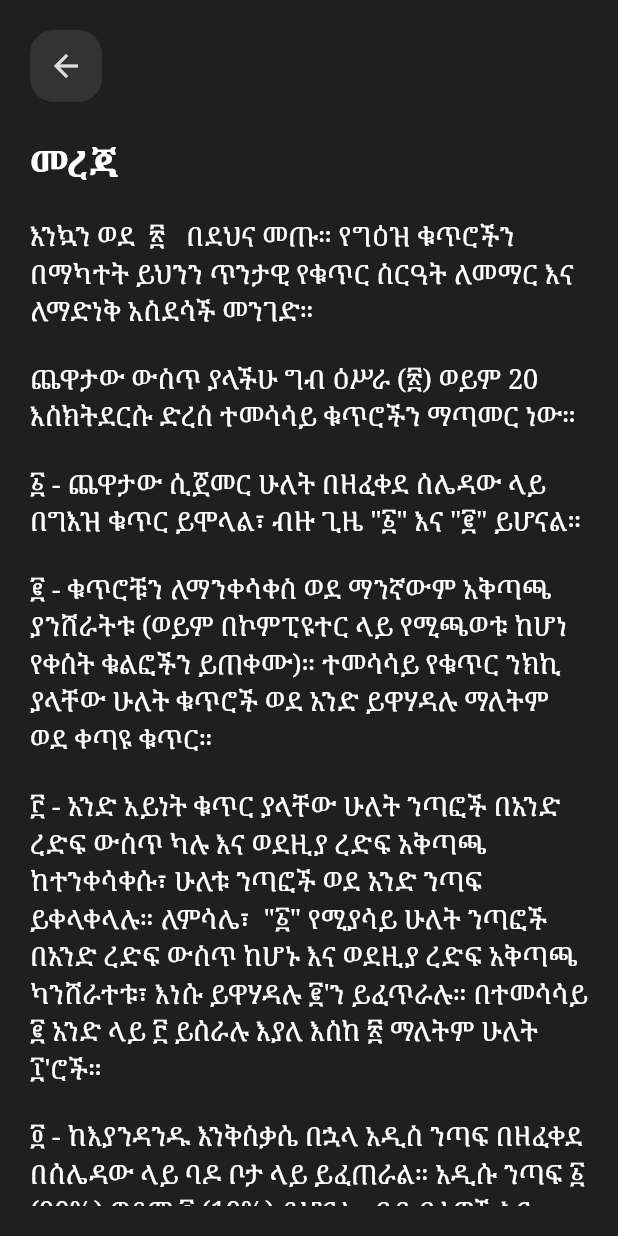
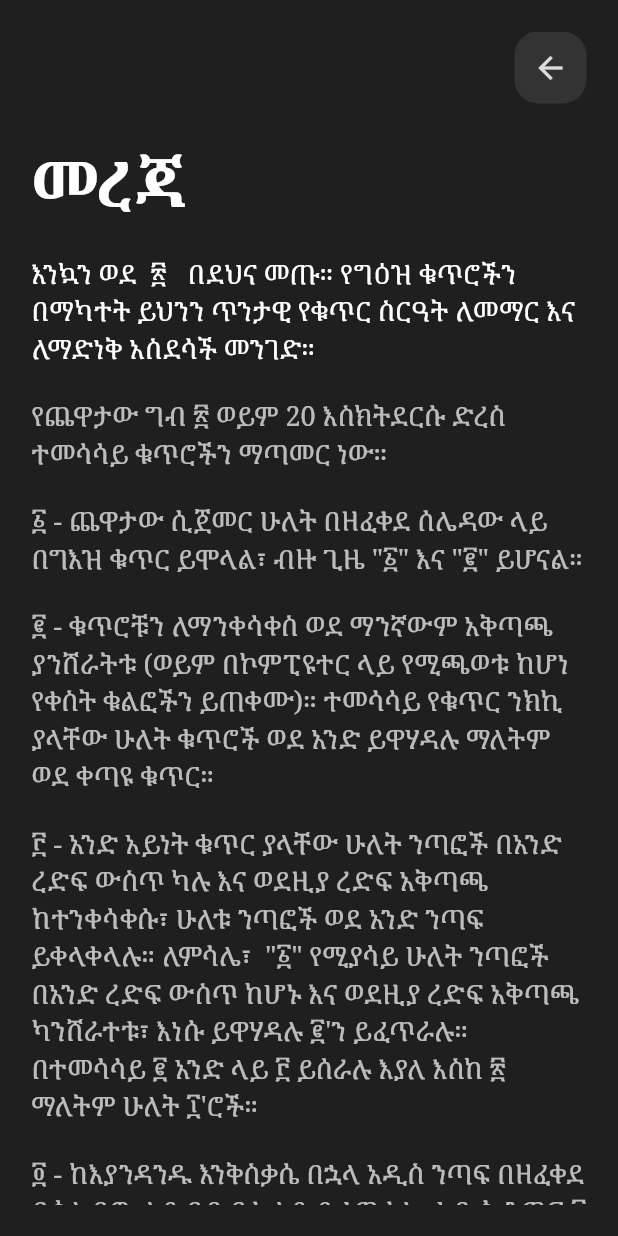
Before and after one commit to aethiop/isra, a Flutter app: the About screen opened directly, on a phone screen of 412 x 824 dp. Run offline on Flutter 3.47's test engine with Material 2 defaults, Android fonts, the phone set to English and light mode, and no system bars; our stand-ins replace flutter_riverpod, hive_flutter; missing offline and left inert: flutter_swipe_detector; accounts and stored records are empty; generated files the repository leaves out were written again; statements that could not run were skipped; project files that could hold a hidden picture were left out.

Commit message:
ui changes

```diff
--- a/lib/about.dart
+++ b/lib/about.dart
@@ -12,11 +12,14 @@ class About extends StatelessWidget {
       backgroundColor: backgroundColor,
       body: SafeArea(
         child: Container(
-          padding: EdgeInsets.all(20),
+          padding: EdgeInsets.all(21),
           child: SingleChildScrollView(
             child: Column(
               crossAxisAlignment: CrossAxisAlignment.start,
               children: <Widget>[
+                Row(
+                  mainAxisAlignment: MainAxisAlignment.end,
+                  children: [
                     ButtonWidget(
                       icon: Icons.arrow_back,
                       onPressed: () {
@@ -24,13 +27,15 @@ class About extends StatelessWidget {
                         Navigator.pop(context);
                       },
                     ),
+                  ],
+                ),
                 SizedBox(
                   height: 24,
                 ),
                 Text(
                   'መረጃ',
                   style: TextStyle(
-                      fontSize: 24,
+                      fontSize: 42,
                       fontWeight: FontWeight.bold,
                       color: Colors.white),
                 ),
@@ -41,42 +46,47 @@ class About extends StatelessWidget {
                 ),
                 SizedBox(height: 20),
                 Text(
-                  'ጨዋታው ውስጥ ያላችሁ ግብ ዕሥራ (፳) ወይም 20 እስክትደርሱ ድረስ ተመሳሳይ ቁጥሮችን ማጣመር ነው።',
-                  style: TextStyle(fontSize: 18, color: Colors.white),
+                  'የጨዋታው ግብ ፳ ወይም 20 እስክትደርሱ ድረስ ተመሳሳይ ቁጥሮችን ማጣመር ነው።',
+                  style: TextStyle(fontSize: 18, color: Colors.white70),
                 ),
                 SizedBox(height: 20),
                 Text(
                   '፩ - ጨዋታው ሲጀመር ሁለት በዘፈቀደ ሰሌዳው ላይ በግእዝ ቁጥር ይሞላል፣ ብዙ ጊዜ "፩" እና "፪" ይሆናል።',
-                  style: TextStyle(fontSize: 18, color: Colors.white),
+                  style: TextStyle(fontSize: 18, color: Colors.white70),
                 ),
                 SizedBox(height: 20),
                 Text(
                   '፪ - ቁጥሮቹን ለማንቀሳቀስ ወደ ማንኛውም አቅጣጫ ያንሸራትቱ (ወይም በኮምፒዩተር ላይ የሚጫወቱ ከሆነ የቀስት ቁልፎችን ይጠቀሙ)። ተመሳሳይ የቁጥር ንክኪ ያላቸው ሁለት ቁጥሮች ወደ አንድ ይዋሃዳሉ ማለትም ወደ ቀጣዩ ቁጥር። ',
-                  style: TextStyle(fontSize: 18, color: Colors.white),
+                  style: TextStyle(fontSize: 18, color: Colors.white70),
                 ),
                 SizedBox(height: 20),
                 Text(
                   '፫ - አንድ አይነት ቁጥር ያላቸው ሁለት ንጣፎች በአንድ ረድፍ ውስጥ ካሉ እና ወደዚያ ረድፍ አቅጣጫ ከተንቀሳቀሱ፣ ሁለቱ ንጣፎች ወደ አንድ ንጣፍ ይቀላቀላሉ። ለምሳሌ፣  "፩" የሚያሳይ ሁለት ንጣፎች በአንድ ረድፍ ውስጥ ከሆኑ እና ወደዚያ ረድፍ አቅጣጫ ካንሸራተቱ፣ እነሱ ይዋሃዳሉ ፪\'ን ይፈጥራሉ። በተመሳሳይ ፪ አንድ ላይ ፫ ይሰራሉ እያለ እስከ ፳ ማለትም ሁለት ፲\'ሮች።',
-                  style: TextStyle(fontSize: 18, color: Colors.white),
+                  style: TextStyle(fontSize: 18, color: Colors.white70),
                 ),
                 SizedBox(height: 20),
                 Text(
                   '፬ - ከእያንዳንዱ እንቅስቃሴ በኋላ አዲስ ንጣፍ በዘፈቀደ በሰሌዳው ላይ ባዶ ቦታ ላይ ይፈጠራል። አዲሱ ንጣፍ ፩ (90%) ወይም ፪ (10%) ይሆናል። ባዶ ቦታዎች እና ተመሳሳይ ቁጥሮች እስከሌሉ ድረስ ንጣፎችን ማንቀሳቀስ እና ማዋሃድ ይቀጥሉ። ምንም እንቅስቃሴ ማድረግ ካልተቻለ ጨዋታው አልቋል። ',
-                  style: TextStyle(fontSize: 18, color: Colors.white),
+                  style: TextStyle(fontSize: 18, color: Colors.white70),
                 ),
                 SizedBox(height: 20),
                 Text(
                   '፭ - የጨዋታው አላማ (፳) የሚያሳይ ንጣፍ ማግኘት ነው። ይህ የሚገኘው ሁለት (፲) ንጣፎችን በማዋሃድ ነው። ሆኖም፣ እዚህ ደረጃ ላይ ከደረሱ በኋላም ቢሆን ከፍ ያለ ነጥብ ለማግኘት ጨዋታውን መጫወቱን መቀጠል ይችላሉ።',
-                  style: TextStyle(fontSize: 18, color: Colors.white),
+                  style: TextStyle(fontSize: 18, color: Colors.white70),
                 ),
                 SizedBox(height: 20),
                 ListView.builder(
                   shrinkWrap: true,
                   itemCount: numeralList.length,
                   itemBuilder: (context, index) {
-                    return Text(
+                    return Center(
+                      child: Padding(
+                        padding: const EdgeInsets.all(4.0),
+                        child: Text(
                           numeralList[index],
-                      style: TextStyle(fontSize: 18, color: Colors.white),
+                          style: TextStyle(fontSize: 18, color: Colors.white60),
+                        ),
+                      ),
                     );
                   },
                 ),
--- a/lib/components/button.dart
+++ b/lib/components/button.dart
@@ -34,7 +34,8 @@ class ButtonWidget extends ConsumerWidget {
                 const EdgeInsets.all(16.0)),
             shape: MaterialStateProperty.all<RoundedRectangleBorder>(
                 RoundedRectangleBorder(
-                    borderRadius: BorderRadius.circular(21.0)))),
+                    borderRadius: BorderRadius.circular(21.0))),
+            backgroundColor: MaterialStateProperty.all(color2048)),
         onPressed: onPressed,
         child: Text(
           text!,
```
Lines whose indentation alone changed are shown as unchanged.
